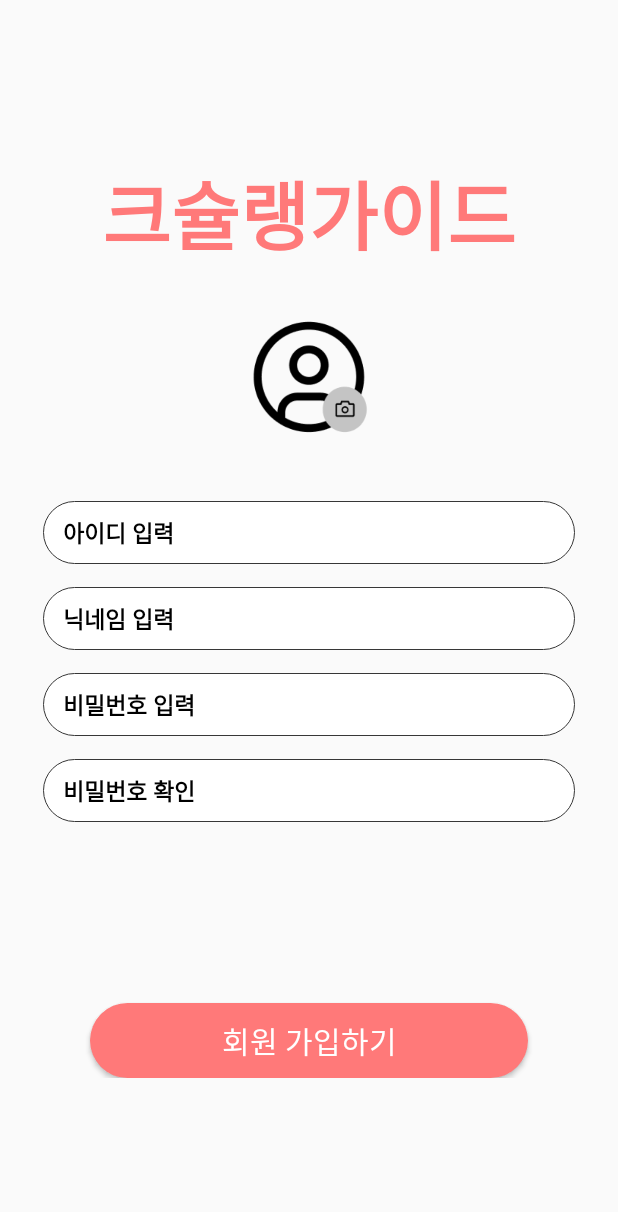
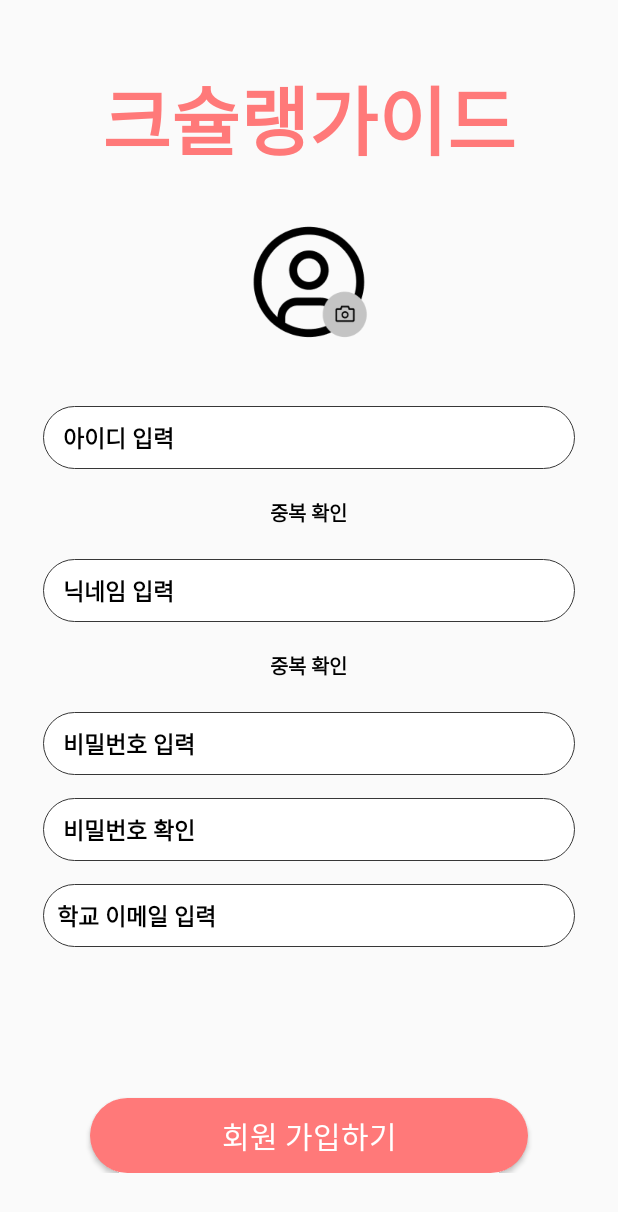
Before and after one commit to KNU-Plate/KNU-Plate-Android, an Android app: the SignupActivity screen opened directly, with no data from a screen before it, on a phone screen of 412 x 824 dp. Shown: the top 1212 px of the screen. Run offline under Robolectric (Android 15) with nearby library versions, the phone set to English and light mode, and no system bars.

Commit message:
해결할 사항 edit

```diff
--- a/app/src/main/res/layout/activity_signin.xml
+++ b/app/src/main/res/layout/activity_signin.xml
@@ -46,7 +46,7 @@
             android:background="@drawable/edittext_design_1"
             android:layout_marginHorizontal="28dp"
             android:layout_marginTop="14dp"
-            android:hint=" 닉네임 입력"
+            android:hint=" 비밀번호 입력"
             android:fontFamily="@font/seoulnamsancb"
             android:textColorHint="@color/black"
             android:textSize="15dp"
--- a/app/src/main/res/layout/activity_signup.xml
+++ b/app/src/main/res/layout/activity_signup.xml
@@ -45,13 +45,28 @@
             android:textStyle="bold"
             android:padding="10dp"
             />
+
+        <TextView
+            android:id="@+id/idcheck_but"
+            android:layout_width="wrap_content"
+            android:layout_height="wrap_content"
+            android:layout_gravity="center"
+            android:layout_marginTop="8dp"
+            android:text="중복 확인"
+            android:fontFamily="@font/seoulnamsancb"
+            android:textColor="@color/black"
+            android:textSize="13dp"
+            android:textStyle="bold"
+            android:padding="10dp"
+            />
+
         <EditText
             android:id="@+id/signup_edit2"
             android:layout_width="match_parent"
             android:layout_height="wrap_content"
             android:background="@drawable/edittext_design_1"
             android:layout_marginHorizontal="28dp"
-            android:layout_marginTop="14dp"
+            android:layout_marginTop="10dp"
             android:hint=" 닉네임 입력"
             android:fontFamily="@font/seoulnamsancb"
             android:textColorHint="@color/black"
@@ -59,13 +74,28 @@
             android:textStyle="bold"
             android:padding="10dp"
             />
+
+        <TextView
+            android:id="@+id/nickcheck_but"
+            android:layout_width="wrap_content"
+            android:layout_height="wrap_content"
+            android:layout_gravity="center"
+            android:layout_marginTop="8dp"
+            android:text="중복 확인"
+            android:fontFamily="@font/seoulnamsancb"
+            android:textColor="@color/black"
+            android:textSize="13dp"
+            android:textStyle="bold"
+            android:padding="10dp"
+            />
+
         <EditText
             android:id="@+id/signup_edit3"
             android:layout_width="match_parent"
             android:layout_height="wrap_content"
             android:background="@drawable/edittext_design_1"
             android:layout_marginHorizontal="28dp"
-            android:layout_marginTop="14dp"
+            android:layout_marginTop="10dp"
             android:hint=" 비밀번호 입력"
             android:fontFamily="@font/seoulnamsancb"
             android:textColorHint="@color/black"
@@ -88,13 +118,28 @@
             android:padding="10dp"
             />
 
+        <EditText
+            android:id="@+id/signup_edit5"
+            android:layout_width="match_parent"
+            android:layout_height="wrap_content"
+            android:background="@drawable/edittext_design_1"
+            android:layout_marginHorizontal="28dp"
+            android:layout_marginTop="14dp"
+            android:hint="학교 이메일 입력"
+            android:fontFamily="@font/seoulnamsancb"
+            android:textColorHint="@color/black"
+            android:textSize="15dp"
+            android:textStyle="bold"
+            android:padding="10dp"
+            />
+
 
         <Button
             android:id="@+id/signup_button"
             android:layout_width="match_parent"
             android:layout_height="wrap_content"
             android:layout_marginHorizontal="60dp"
-            android:layout_marginTop="120dp"
+            android:layout_marginTop="100dp"
             android:background="@drawable/title_button_design"
             android:fontFamily="@font/seoulnamsancb"
             android:paddingVertical="10dp"
```
Also changed, not shown: app/src/main/java/com/example/knuplate/MainActivity.java (+1 -13 lines), app/src/main/res/layout/activity_univcert.xml (+18 -4 lines), 1 other file.
